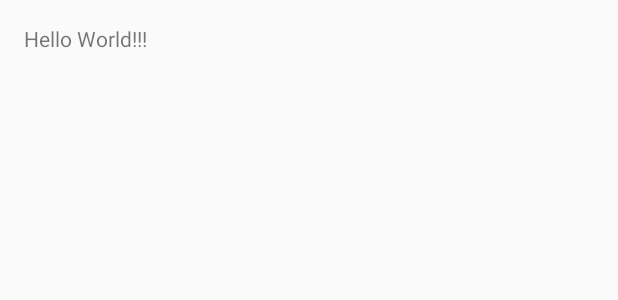
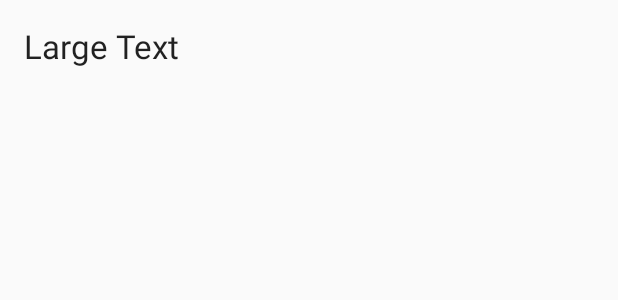
Before and after one commit to denesdavid/GuessTheNumber, an Android app: the layout activity_my.xml on its own in the app's theme, with its tools: preview values and no code run, on a phone screen of 412 x 824 dp. Shown: the top 300 px of the screen. Run offline under Robolectric (Android 15) with nearby library versions, the phone set to English and light mode, and no system bars.

Commit message:
Layout added

```diff
--- a/app/src/main/res/layout/activity_my.xml
+++ b/app/src/main/res/layout/activity_my.xml
@@ -1,5 +1,5 @@
 <?xml version="1.0" encoding="utf-8"?>
-<RelativeLayout xmlns:android="http://schemas.android.com/apk/res/android"
+<LinearLayout xmlns:android="http://schemas.android.com/apk/res/android"
     xmlns:tools="http://schemas.android.com/tools"
     android:layout_width="match_parent"
     android:layout_height="match_parent"
@@ -7,10 +7,13 @@
     android:paddingLeft="@dimen/activity_horizontal_margin"
     android:paddingRight="@dimen/activity_horizontal_margin"
     android:paddingTop="@dimen/activity_vertical_margin"
+    android:orientation="vertical"
     tools:context="com.example.david.guessthenumber.MyActivity">
 
     <TextView
-        android:layout_width="wrap_content"
+        android:layout_width="fill_parent"
         android:layout_height="wrap_content"
-        android:text="Hello World!!!" />
-</RelativeLayout>
+        android:textAppearance="?android:attr/textAppearanceLarge"
+        android:text="Large Text"
+        android:id="@+id/textView" />
+</LinearLayout>
```
